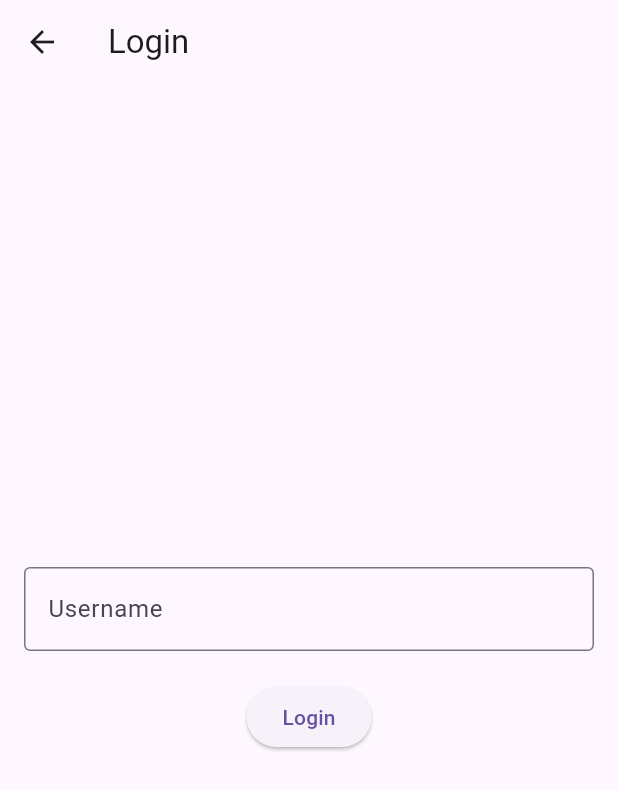
After one commit to becanam/final_project, a Flutter app: the LoginScreen screen opened directly, on a phone screen of 412 x 824 dp. The commit adds this screen. Shown: the top 790 px of the screen. Run offline on Flutter 3.47's test engine with Material 3 defaults, Android fonts, the phone set to English and light mode, and no system bars; our stand-ins replace flutter_riverpod.

Commit message:
trying to make login

```diff
--- /dev/null
+++ b/lib/providers/user_provider.dart
@@ -0,0 +1,3 @@
+import 'package:flutter_riverpod/flutter_riverpod.dart';
+
+final userProvider = StateProvider<String?>((ref) => null);
--- /dev/null
+++ b/lib/utilities/login.dart
@@ -0,0 +1,58 @@
+import 'package:flutter/material.dart';
+import 'package:flutter_riverpod/flutter_riverpod.dart';
+
+final userProvider = StateProvider<String?>((ref) => null);
+
+class LoginScreen extends StatefulWidget {
+  const LoginScreen({Key? key}) : super(key: key);
+
+  @override
+  _LoginScreenState createState() => _LoginScreenState();
+}
+
+class _LoginScreenState extends State<LoginScreen> {
+  final TextEditingController _usernameController = TextEditingController();
+
+  @override
+  Widget build(BuildContext context) {
+    return Scaffold(
+      appBar: AppBar(
+        title: Text('Login'),
+      ),
+      body: Padding(
+        padding: const EdgeInsets.all(16.0),
+        child: Column(
+          mainAxisAlignment: MainAxisAlignment.center,
+          children: <Widget>[
+            TextField(
+              controller: _usernameController,
+              decoration: InputDecoration(
+                labelText: 'Username',
+                border: OutlineInputBorder(),
+              ),
+            ),
+            SizedBox(height: 20),
+            ElevatedButton(
+              onPressed: _login,
+              child: Text('Login'),
+            ),
+          ],
+        ),
+      ),
+    );
+  }
+
+  void _login() {
+    final String username = _usernameController.text;
+    // Implement your login logic here
+    // For now, we'll just print the username
+    print('User logged in: $username');
+    Navigator.pop(context);
+  }
+
+  @override
+  void dispose() {
+    _usernameController.dispose();
+    super.dispose();
+  }
+}
--- a/pubspec.yaml
+++ b/pubspec.yaml
@@ -30,6 +30,8 @@ environment:
 dependencies:
   flutter:
     sdk: flutter
+  flutter_riverpod: ^2.4.9
+  shared_preferences: ^2.2.2
 
 
   # The following adds the Cupertino Icons font to your application.
```
Also changed, not shown: lib/pages/homepage.dart (+18 -1 lines), pubspec.lock, 1 other file.
